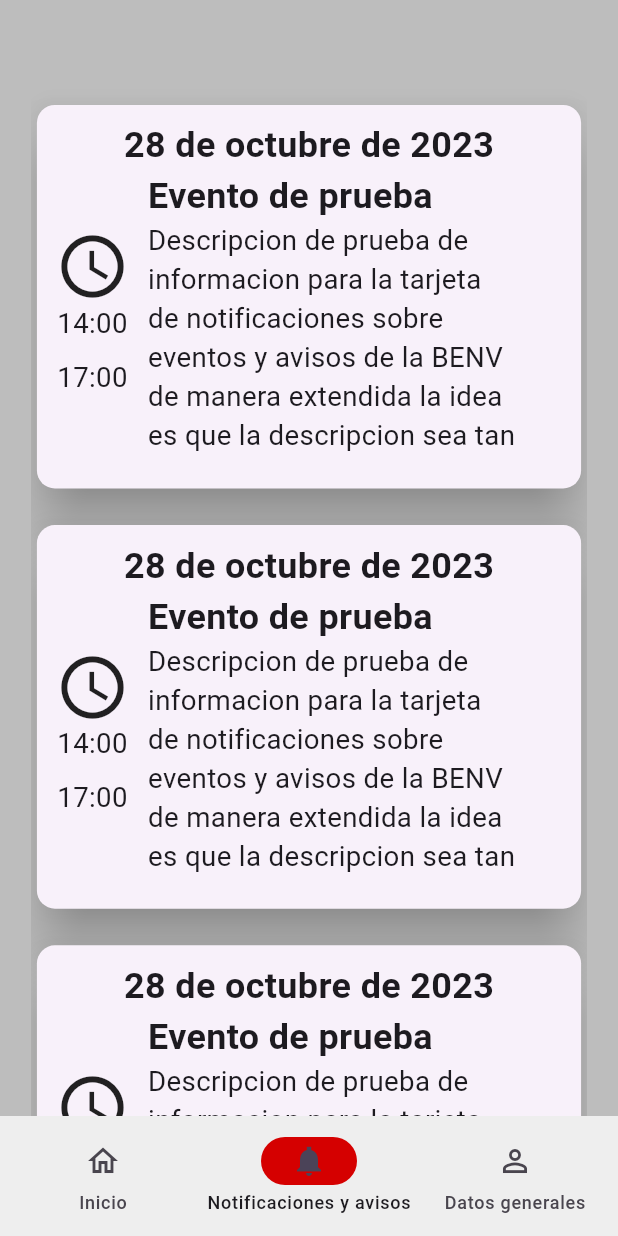
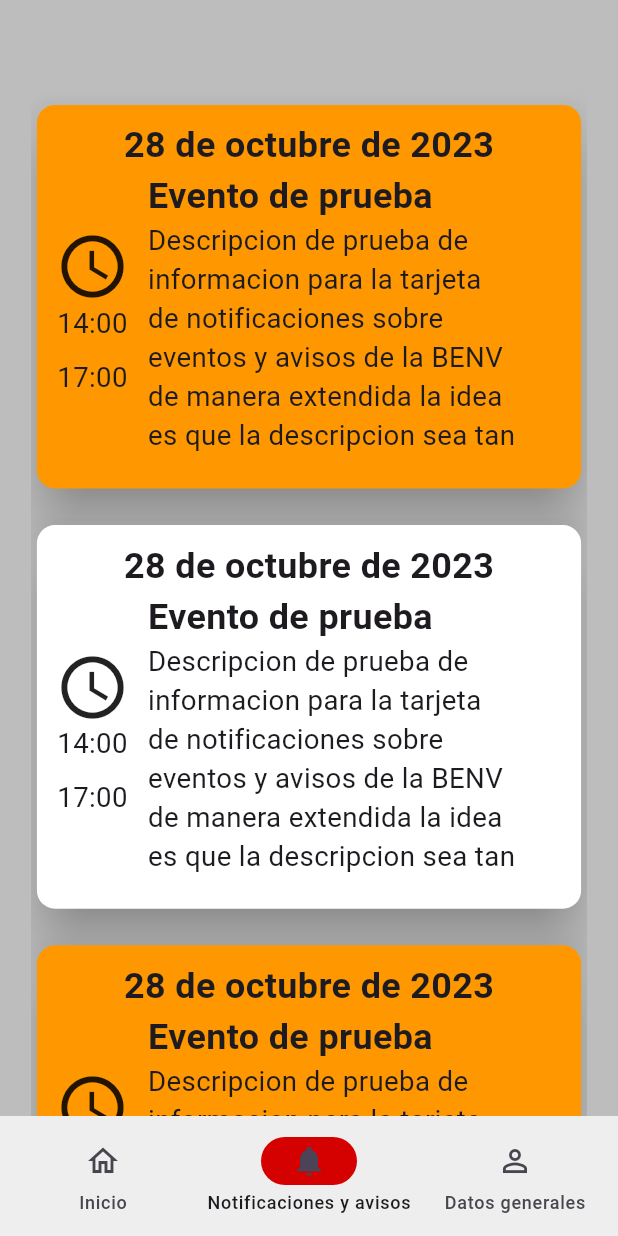
Before and after one commit to REV09/siabenv_ss, a Flutter app: the PrincipalPage screen opened directly, item 2 of the bottom bar chosen, on a phone screen of 412 x 824 dp. Run offline on Flutter 3.47's test engine with Material 3 defaults, Android fonts, the phone set to English and light mode, and no system bars; our stand-ins replace dio, logger.

Commit message:
añadido color de tipo de aviso

```diff
--- a/lib/src/domain/notification_class.dart
+++ b/lib/src/domain/notification_class.dart
@@ -36,10 +36,15 @@ class NotificationEvent {
     this.schedule = schedule;
   }
 
+  void setType(bool type) {
+    this.type = type;
+  }
+
   String getTitle() => title;
   String getDescription() => description;
   String getEventDate() => eventDate;
   String getSchedule() => schedule;
+  bool getType() => type;
 
   factory NotificationEvent.fromJson(Map<String, dynamic> json) =>
       NotificationEvent(
--- a/lib/src/pages/notifications_page.dart
+++ b/lib/src/pages/notifications_page.dart
@@ -1,3 +1,5 @@
+import 'dart:math';
+
 import 'package:flutter/material.dart';
 import 'package:mibenv/src/domain/notification_class.dart';
 import 'package:mibenv/src/pages/event_details_page.dart';
@@ -27,15 +29,6 @@ class _NotificationsPage extends State<NotificationsPage> {
     String title = "Evento de prueba";
     String eventDate = "28 de octubre de 2023";
     String scheduleEvent = "14:00-17:00";
-    bool type = false;
-
-    NotificationEvent notificationEvent = NotificationEvent(
-        title: title,
-        description: information,
-        eventDate: eventDate,
-        schedule: scheduleEvent,
-        type: type);
-
     Responsive responsive = Responsive(context);
 
     eventsListPortrait.clear();
@@ -43,7 +36,18 @@ class _NotificationsPage extends State<NotificationsPage> {
 
     eventsListPortrait.add(SizedBox(height: responsive.hp(8)));
     eventsListLandscape.add(SizedBox(height: responsive.hp(8)));
+    Random randomGenerator = Random();
     for (int i = 0; i < 5; i++) {
+      bool typeEvent = randomGenerator.nextBool();
+
+      NotificationEvent notificationEvent = NotificationEvent(
+        title: title,
+        description: information,
+        eventDate: eventDate,
+        schedule: scheduleEvent,
+        type: typeEvent,
+      );
+
       NotificationCardLandscape eventCardLandscape = NotificationCardLandscape(
         notificationEvent: notificationEvent,
         width: responsive.wp(70),
--- a/lib/src/pages/widgets/notifications_card_landscape.dart
+++ b/lib/src/pages/widgets/notifications_card_landscape.dart
@@ -65,6 +65,9 @@ class NotificationCardLandscape extends StatelessWidget {
 
     return Card(
       shadowColor: Colors.black,
+      color: notificationEvent!.getType() == true
+          ? Colors.orange.shade500
+          : Colors.white,
       elevation: 14,
       shape: shapeBorder,
       child: cardContent,
--- a/lib/src/pages/widgets/notifications_card_portrait.dart
+++ b/lib/src/pages/widgets/notifications_card_portrait.dart
@@ -88,6 +88,9 @@ class NotificationCardPortrait extends StatelessWidget {
 
     return Card(
       shadowColor: Colors.black,
+      color: notificationEvent!.getType() == true
+          ? Colors.orange.shade500
+          : Colors.white,
       elevation: 15,
       shape: shapeBorder,
       child: dateColumn,
```
